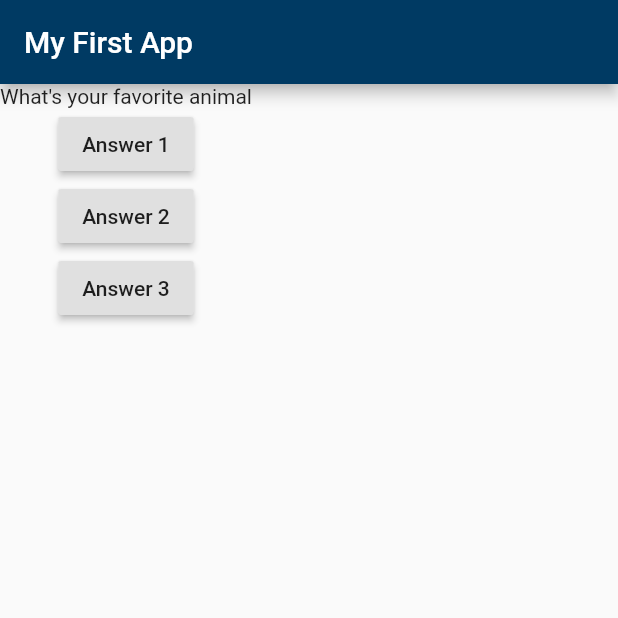
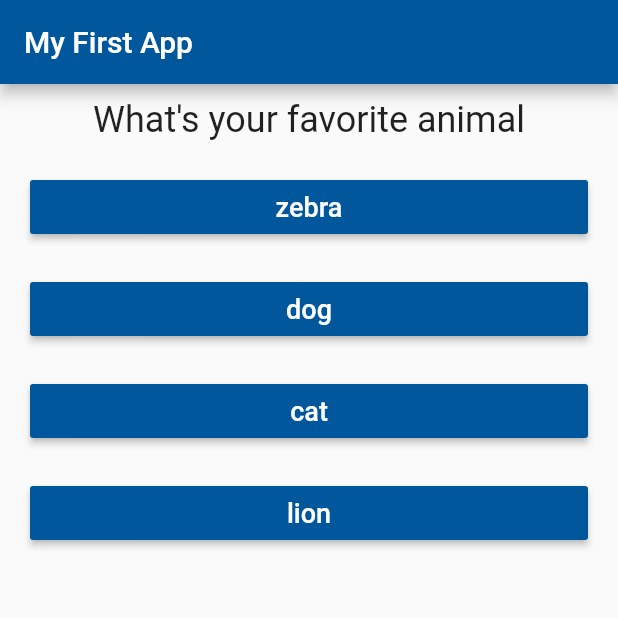
Before and after one commit to onlyrubal/quizApp, a Flutter app: the screen it shows after launch, on a phone screen of 412 x 824 dp, the top half of it. Run offline on Flutter 3.47's test engine with Material 2 defaults, Android fonts, the phone set to English and light mode, and no system bars.

Commit message:
Question and Answer List created using map method spread operator

```diff
--- /dev/null
+++ b/lib/answer.dart
@@ -0,0 +1,28 @@
+import 'package:flutter/material.dart';
+
+class Answer extends StatelessWidget {
+  final Function selectHandler;
+  final String answerText;
+
+  //shorthand constructor
+  Answer(this.selectHandler, this.answerText);
+
+  @override
+  Widget build(BuildContext context) {
+    //container allows to change the width
+    return Container(
+      width: double.infinity,
+      margin: EdgeInsets.fromLTRB(20.0, 10.0, 20.0, 10.0),
+      child: RaisedButton(
+        child: Text(
+          // String text for the answers
+          answerText,
+          style: TextStyle(fontSize: 18),
+        ),
+        color: Color(0xff01579b),
+        textColor: Color(0xffffffff),
+        onPressed: selectHandler,
+      ),
+    );
+  }
+}
--- a/lib/main.dart
+++ b/lib/main.dart
@@ -1,5 +1,6 @@
 import 'package:flutter/material.dart';
 import './question.dart';
+import './answer.dart';
 
 void main() {
   //Function created by flutter team to run the app. It accepts the widget and displays it's property.
@@ -19,6 +20,7 @@ class _MyAppState extends State<MyApp> {
     print('Answer chosen');
     setState(() {
       _questionIndex++;
+      if (_questionIndex >= 3) _questionIndex = 0;
     });
     print(_questionIndex);
   }
@@ -26,33 +28,34 @@ class _MyAppState extends State<MyApp> {
   @override
   Widget build(BuildContext context) {
     var questions = [
-      'What\'s your favorite animal',
-      'What\'s your favorite color'
+      {
+        'questionText': 'What\'s your favorite animal',
+        'answers': ['zebra', 'dog', 'cat', 'lion']
+      },
+      {
+        'questionText': 'What\'s your favorite color',
+        'answers': ['black', 'red', 'green', 'red']
+      },
+      {
+        'questionText': 'Which city you like the most',
+        'answers': ['Toronto', 'Waterloo', 'London', 'Brampton']
+      }
     ];
     //home is the named argument because Material App can accepts numerous arguments.
     return MaterialApp(
       home: Scaffold(
           appBar: AppBar(
             title: Text('My First App'),
-            backgroundColor: Color(0xff003a63),
+            backgroundColor: Color(0xff01579b),
           ),
           body: Column(
             children: <Widget>[
-              Question(questions[_questionIndex]),
-              RaisedButton(
-                child: Text('Answer 1'),
-                onPressed: _answerQuestion,
-              ),
-              RaisedButton(
-                child: Text('Answer 2'),
-                onPressed: () {
-                  print('Answer chosen from Anonymous function');
-                },
-              ),
-              RaisedButton(
-                child: Text('Answer 3'),
-                onPressed: _answerQuestion,
-              ),
+              Question(questions[_questionIndex]['questionText']),
+              ...(questions[_questionIndex]['answers'] as List<String>)
+                  .map((e) {
+                // e is the answer i.e list item of the answers list.
+                return Answer(_answerQuestion, e);
+              }).toList()
             ],
           )),
     );
--- a/lib/question.dart
+++ b/lib/question.dart
@@ -1,13 +1,20 @@
 import 'package:flutter/material.dart';
 
 class Question extends StatelessWidget {
-  String questionText;
+  final String questionText;
 
-  //Calling constructor.
+  //Calling constructor shorthand.
   Question(this.questionText);
 
   @override
   Widget build(BuildContext context) {
-    return Text(questionText);
+    return Container(
+        width: double.infinity,
+        margin: EdgeInsets.all(10.0),
+        child: Text(
+          questionText,
+          style: TextStyle(fontSize: 24),
+          textAlign: TextAlign.center,
+        ));
   }
 }
```
